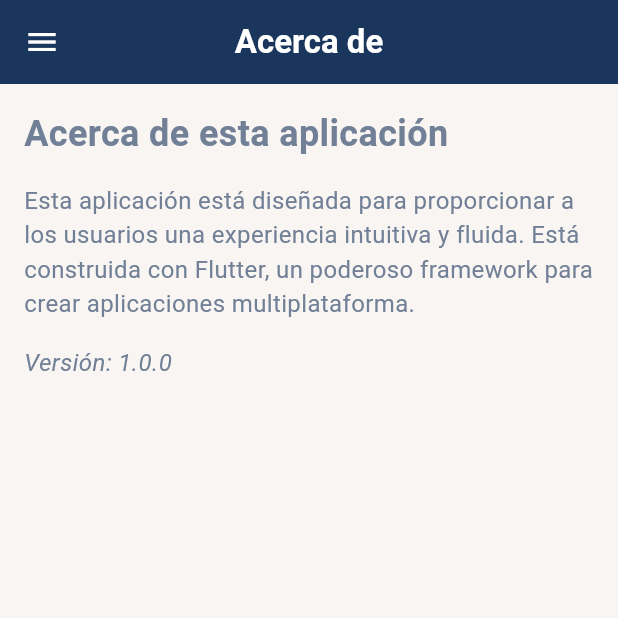
After one commit to adriancito19/integral, a Flutter app: the AboutScreen screen opened directly, on a phone screen of 412 x 824 dp, the top half of it. The commit adds this screen. Run offline on Flutter 3.47's test engine with Material 3 defaults, Android fonts, the phone set to English and light mode, and no system bars; our stand-ins replace cached_network_image, shared_preferences; accounts and stored records are empty; network calls fail.

Commit message:
arreglo y funcionalidades barra lateral

```diff
--- /dev/null
+++ b/lib/screens/about.dart
@@ -0,0 +1,198 @@
+import 'package:flutter/material.dart';
+import 'home_screen.dart';
+
+class AboutScreen extends StatelessWidget {
+  @override
+  Widget build(BuildContext context) {
+    return Scaffold(
+      appBar: AppBar(
+        title: const Text('Acerca de'),
+      ),
+      drawer: Drawer(
+        child: ListView(
+          padding: EdgeInsets.zero,
+          children: [
+            DrawerHeader(
+              decoration: BoxDecoration(
+                color: Theme.of(context).primaryColor,
+              ),
+              child: const Column(
+                crossAxisAlignment: CrossAxisAlignment.start,
+                children: [
+                  CircleAvatar(
+                    radius: 40,
+                    backgroundColor: Colors.white,
+                    child: Icon(
+                      Icons.school,
+                      size: 40,
+                      color: Colors.blue,
+                    ),
+                  ),
+                  SizedBox(height: 10),
+                  Text(
+                    'DigiSkills Academy',
+                    style: TextStyle(
+                      color: Colors.white,
+                      fontSize: 20,
+                    ),
+                  ),
+                  Flexible(
+                    child: Text('Aprende sin límites',
+                        style: TextStyle(
+                          color: Colors.white,
+                          fontSize: 14,
+                        )),
+                  ),
+                ],
+              ),
+            ),
+            ListTile(
+                leading: const Icon(Icons.home),
+                title: const Text('Inicio'),
+                onTap: () {
+                  Navigator.pop(context);
+                  Navigator.pushReplacementNamed(context, '/');
+                  Navigator.pushReplacement(
+                    context,
+                    MaterialPageRoute(builder: (context) => const HomeScreen()),
+                  );
+                }),
+            const Divider(),
+            // const Padding(
+            //   padding: EdgeInsets.only(left: 16.0, top: 8.0, bottom: 8.0),
+            //   child: Text(
+            //     'CATEGORÍAS',
+            //     style: TextStyle(
+            //       fontSize: 12,
+            //       fontWeight: FontWeight.bold,
+            //       color: Colors.grey,
+            //     ),
+            //   ),
+            // ),
+            // ListTile(
+            //   leading: const Icon(Icons.home),
+            //   title: const Text('Inicio'),
+            //   onTap: () {
+            //     Navigator.pop(context); // Cierra el drawer
+
+            //     // Navega a la pantalla de inicio
+            //     Navigator.pushReplacementNamed(
+            //         context, '/'); // Asumimos que '/' es la ruta de inicio
+
+            //     // Alternativa si no usas rutas nombradas:
+            //     Navigator.pushReplacement(
+            //       context,
+            //       MaterialPageRoute(builder: (context) => const HomeScreen()),
+            //     );
+            //   },
+            // ),
+            // ListTile(
+            //   leading: const Icon(Icons.language),
+            //   title: const Text('Desarrollo Web'),
+            //   onTap: () => const Placeholder(),
+            // ),
+            // ListTile(
+            //   leading: const Icon(Icons.phone_android),
+            //   title: const Text('Desarrollo Móvil'),
+            //   onTap: () => const Placeholder(),
+            // ),
+            // ListTile(
+            //   leading: const Icon(Icons.data_usage),
+            //   title: const Text('Ciencia de Datos'),
+            //   onTap: () => const Placeholder(),
+            // ),
+            // ListTile(
+            //   leading: const Icon(Icons.design_services),
+            //   title: const Text('Diseño UX/UI'),
+            //   onTap: () => const Placeholder(),
+            // ),
+            // const Divider(),
+            // ListTile(
+            //   leading: const Icon(Icons.bookmark),
+            //   title: const Text('Guardados'),
+            //   onTap: () {
+            //     Navigator.pop(context);
+            //     // Aquí implementarías la navegación a la pantalla de guardados
+            //     ScaffoldMessenger.of(context).showSnackBar(
+            //       const SnackBar(content: Text('Función en desarrollo')),
+            //     );
+            //   },
+            // ),
+            // ListTile(
+            //   leading: const Icon(Icons.history),
+            //   title: const Text('Historial'),
+            //   onTap: () {
+            //     Navigator.pop(context);
+            //     // Aquí implementarías la navegación al historial
+            //     ScaffoldMessenger.of(context).showSnackBar(
+            //       const SnackBar(content: Text('Función en desarrollo')),
+            //     );
+            //   },
+            // ),
+            // const Divider(),
+            // ListTile(
+            //   leading: const Icon(Icons.settings),
+            //   title: const Text('Configuración'),
+            //   onTap: () {
+            //     Navigator.pop(context);
+            //     // Aquí implementarías la navegación a configuración
+            //     ScaffoldMessenger.of(context).showSnackBar(
+            //       const SnackBar(content: Text('Función en desarrollo')),
+            //     );
+            //   },
+            // ),
+            ListTile(
+              leading: const Icon(Icons.info),
+              title: const Text('Acerca de'),
+              onTap: () {
+                Navigator.pop(context);
+                // Aquí implementarías un diálogo de información
+                showDialog(
+                  context: context,
+                  builder: (context) => AlertDialog(
+                    title: const Text('DigiSkills Academy'),
+                    content: const Text(
+                        'Una aplicación para acceder a cursos gratuitos de YouTube. '
+                        'Desarrollada por Adrian Alberto González Familia.'),
+                    actions: [
+                      TextButton(
+                        onPressed: () => Navigator.pop(context),
+                        child: const Text('Cerrar'),
+                      ),
+                    ],
+                  ),
+                );
+              },
+            ),
+          ],
+        ),
+      ),
+      body: const Padding(
+        padding: EdgeInsets.all(16.0),
+        child: Column(
+          crossAxisAlignment: CrossAxisAlignment.start,
+          children: [
+            Text(
+              'Acerca de esta aplicación',
+              style: TextStyle(
+                fontSize: 24,
+                fontWeight: FontWeight.bold,
+              ),
+            ),
+            SizedBox(height: 16),
+            Text(
+              'Esta aplicación está diseñada para proporcionar a los usuarios una experiencia intuitiva y fluida. '
+              'Está construida con Flutter, un poderoso framework para crear aplicaciones multiplataforma.',
+              style: TextStyle(fontSize: 16),
+            ),
+            SizedBox(height: 16),
+            Text(
+              'Versión: 1.0.0',
+              style: TextStyle(fontSize: 16, fontStyle: FontStyle.italic),
+            ),
+          ],
+        ),
+      ),
+    );
+  }
+}
```
Also changed, not shown: lib/screens/home_screen.dart (+17 -5 lines).
